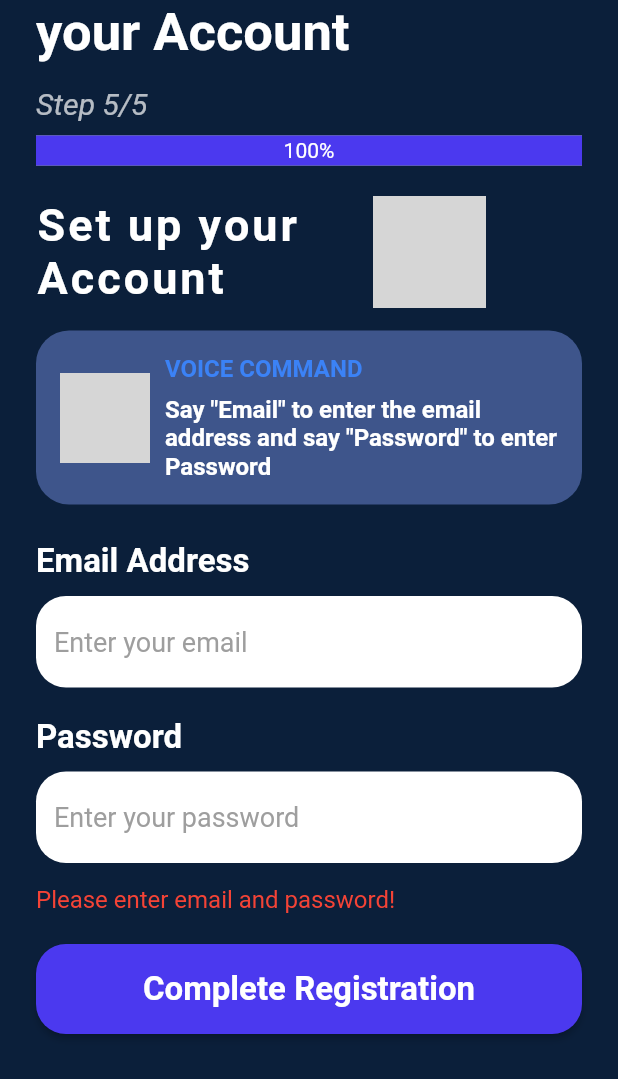
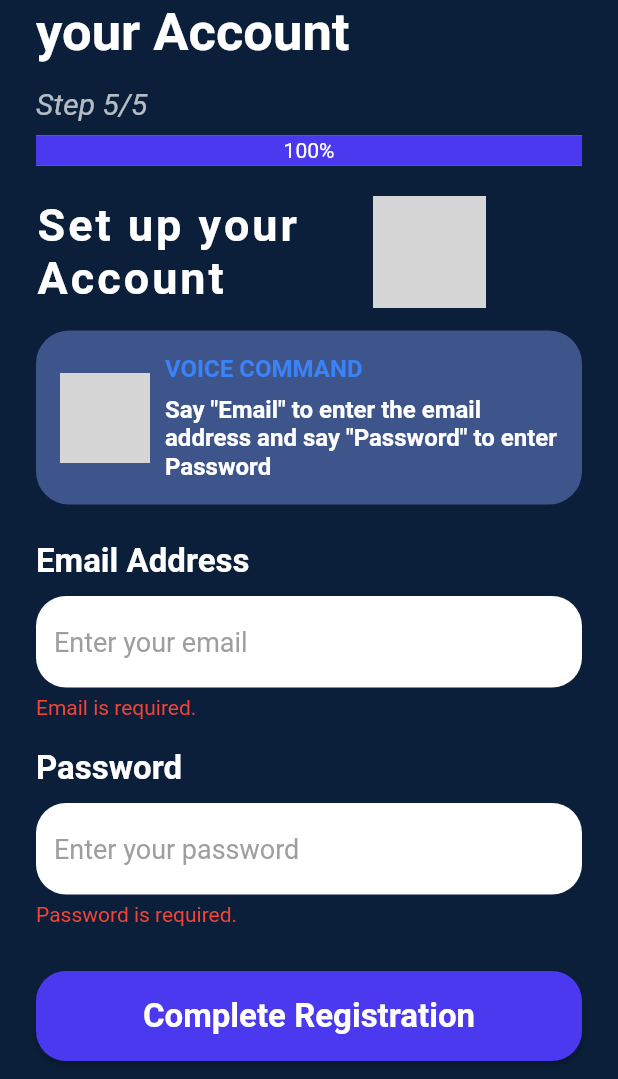
Before and after one commit to Cha19143/CapstoneImpairgency, a Flutter app: the Register5Widget screen opened by its route, scrolled down 34 dp, after a tap on "Complete Registration", on a phone screen of 412 x 824 dp, the part 157-1236 px from its top. Run offline on Flutter 3.47's test engine with Material 3 defaults, Android fonts, the phone set to English and light mode, and no system bars; drawn by our look-alikes of auto_size_text, percent_indicator; our stand-ins replace camera, cloud_firestore, dropdown_button2, firebase_auth, firebase_core, flutter_tts and 8 more; missing offline and left inert: json_path, tflite_flutter; accounts and stored records are empty; network calls fail; grey boxes are pictures that could not be loaded.

```diff
--- /dev/null
+++ b/cprwire/lib/auth/auth_validators.dart
@@ -0,0 +1,57 @@
+import 'package:firebase_auth/firebase_auth.dart';
+
+import '/flutter_flow/flutter_flow_util.dart';
+
+/// Returns null if valid, or an error message string.
+String? validateEmail(String? value) {
+  final email = value?.trim() ?? '';
+  if (email.isEmpty) {
+    return 'Email is required.';
+  }
+  if (!RegExp(kTextValidatorEmailRegex).hasMatch(email)) {
+    return 'Please enter a valid email address (e.g. example@gmail.com).';
+  }
+  return null;
+}
+
+/// Returns null if valid, or an error message for the first failed rule.
+String? validatePassword(String? value) {
+  final password = value ?? '';
+  if (password.isEmpty) {
+    return 'Password is required.';
+  }
+  if (password.length < 8) {
+    return 'Password must be at least 8 characters.';
+  }
+  if (!RegExp(r'[A-Z]').hasMatch(password)) {
+    return 'Password must contain at least 1 uppercase letter (A-Z).';
+  }
+  if (!RegExp(r'[a-z]').hasMatch(password)) {
+    return 'Password must contain at least 1 lowercase letter (a-z).';
+  }
+  if (!RegExp(r'[0-9]').hasMatch(password)) {
+    return 'Password must contain at least 1 number (0-9).';
+  }
+  if (!RegExp(r'[@#$!%]').hasMatch(password)) {
+    return 'Password must contain at least 1 special character (@, #, \$, !, or %).';
+  }
+  return null;
+}
+
+/// User-friendly Firebase Auth error messages (never expose passwords).
+String mapFirebaseAuthError(FirebaseAuthException e) {
+  switch (e.code) {
+    case 'email-already-in-use':
+      return 'This email is already registered. Please log in or use a different email.';
+    case 'invalid-email':
+      return 'Please enter a valid email address.';
+    case 'weak-password':
+      return 'Password is too weak. Use at least 8 characters with uppercase, lowercase, a number, and a special character.';
+    case 'user-not-found':
+    case 'wrong-password':
+    case 'invalid-credential':
+      return 'Invalid email or password. Please try again.';
+    default:
+      return 'Something went wrong. Please try again.';
+  }
+}
--- a/cprwire/lib/auth/register5/register5_widget.dart
+++ b/cprwire/lib/auth/register5/register5_widget.dart
@@ -1,5 +1,6 @@
 import 'package:cloud_firestore/cloud_firestore.dart';
 import 'package:firebase_auth/firebase_auth.dart';
+import '/auth/auth_validators.dart';
 import '/flutter_flow/flutter_flow_theme.dart';
 import '/flutter_flow/flutter_flow_util.dart';
 import '/flutter_flow/flutter_flow_widgets.dart';
@@ -30,6 +31,8 @@ class _Register5WidgetState extends State<Register5Widget> {
   final scaffoldKey = GlobalKey<ScaffoldState>();
   bool _isLoading = false;
   String _errorMessage = '';
+  String? _emailError;
+  String? _passwordError;
 
   @override
   void initState() {
@@ -90,20 +93,18 @@ class _Register5WidgetState extends State<Register5Widget> {
 
   Future<void> _createAccount() async {
     final email = _model.textController1!.text.trim();
-    final password = _model.textController2!.text.trim();
+    final password = _model.textController2!.text;
 
-    // Validate
-    if (email.isEmpty || password.isEmpty) {
-      setState(() {
-        _errorMessage = 'Please enter email and password!';
-      });
-      return;
-    }
+    final emailError = validateEmail(email);
+    final passwordError = validatePassword(password);
 
-    if (password.length < 6) {
-      setState(() {
-        _errorMessage = 'Password must be at least 6 characters!';
-      });
+    setState(() {
+      _emailError = emailError;
+      _passwordError = passwordError;
+      _errorMessage = '';
+    });
+
+    if (emailError != null || passwordError != null) {
       return;
     }
 
@@ -163,7 +164,7 @@ class _Register5WidgetState extends State<Register5Widget> {
       context.pushNamed(AllsetWidget.routeName);
     } on FirebaseAuthException catch (e) {
       setState(() {
-        _errorMessage = e.message ?? 'An error occurred';
+        _errorMessage = mapFirebaseAuthError(e);
       });
     } catch (e) {
       setState(() {
@@ -365,6 +366,18 @@ class _Register5WidgetState extends State<Register5Widget> {
                     ),
                   ),
 
+                  if (_emailError != null)
+                    Padding(
+                      padding: EdgeInsets.only(top: 5.0),
+                      child: Text(
+                        _emailError!,
+                        style: TextStyle(
+                          color: Colors.red,
+                          fontSize: 14.0,
+                        ),
+                      ),
+                    ),
+
                   SizedBox(height: 20),
 
                   // Password Label
@@ -400,6 +413,18 @@ class _Register5WidgetState extends State<Register5Widget> {
                       fontSize: 18.0,
                     ),
                   ),
+
+                  if (_passwordError != null)
+                    Padding(
+                      padding: EdgeInsets.only(top: 5.0),
+                      child: Text(
+                        _passwordError!,
+                        style: TextStyle(
+                          color: Colors.red,
+                          fontSize: 14.0,
+                        ),
+                      ),
+                    ),
 
                   SizedBox(height: 10),
 
```
Also changed, not shown: cprwire/lib/auth/email_widget.dart (+47 -6 lines), cprwire/lib/auth/guardian_register/guardian_register_widget.dart (+46 -4 lines), cprwire/lib/auth/login/login_widget.dart (+61 -11 lines).
